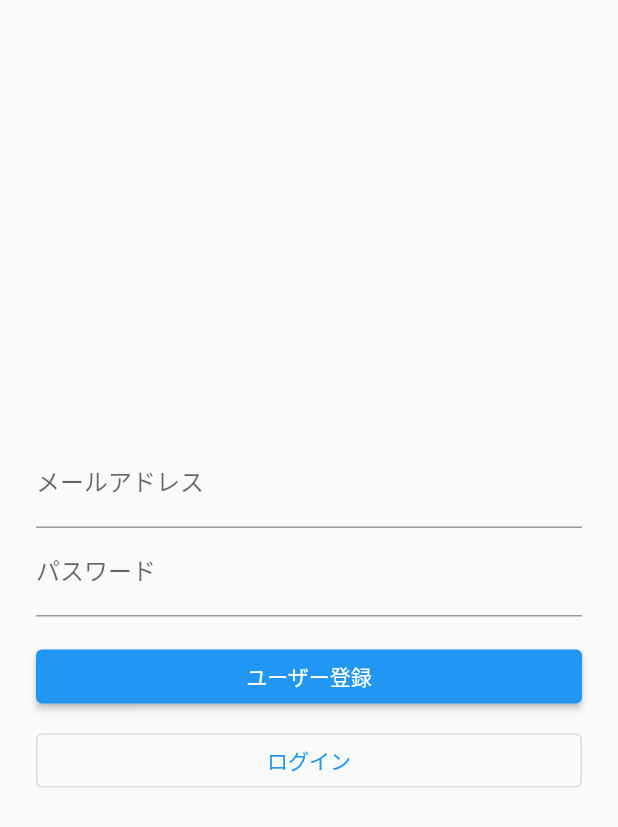
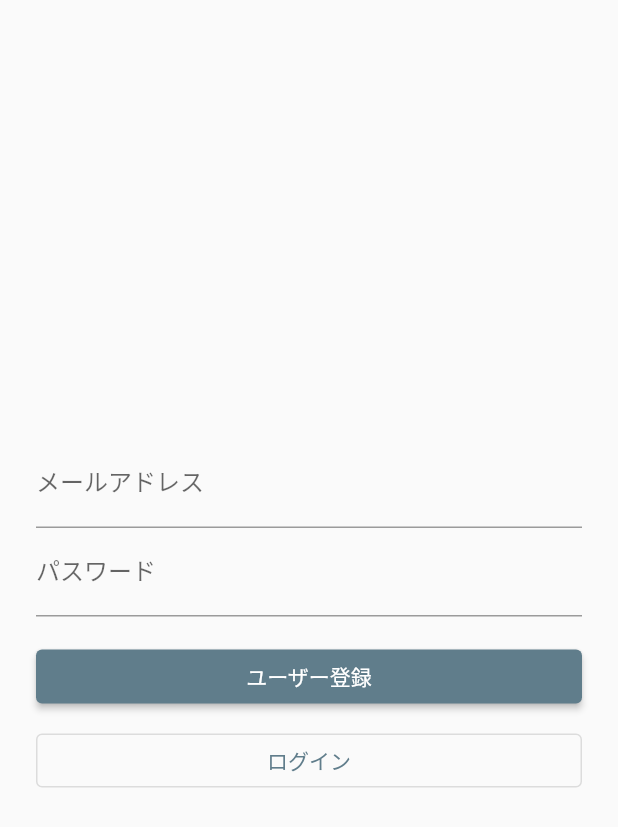
Before and after one commit to yun8boo/luck, a Flutter app: the screen it shows after launch, on a phone screen of 412 x 824 dp. Shown: the top 827 px of the screen. Run offline on Flutter 3.47's test engine with Material 2 defaults, Android fonts, the phone set to English and light mode, and no system bars; our stand-ins replace firebase_auth, firebase_core, google_sign_in; missing offline and left inert: sign_button; accounts and stored records are empty.

Commit message:
theme color変更

```diff
--- a/lib/main.dart
+++ b/lib/main.dart
@@ -13,15 +13,14 @@ void main() async {
 class MyApp extends StatelessWidget {
   @override
   Widget build(BuildContext context) {
-    return MaterialApp(
-      theme: ThemeData(
-        primarySwatch: Colors.red,
-      ),
-      home: ChangeNotifierProvider(
-        create: (_) => AuthModel(),
-        child: MaterialApp(
-          home: LoginCheckPage(),
+    return ChangeNotifierProvider(
+      create: (_) => AuthModel(),
+      child: MaterialApp(
+        theme: ThemeData(
+          primarySwatch: Colors.blueGrey,
         ),
+        darkTheme: ThemeData.dark(),
+        home: LoginCheckPage(),
       ),
     );
   }
```
